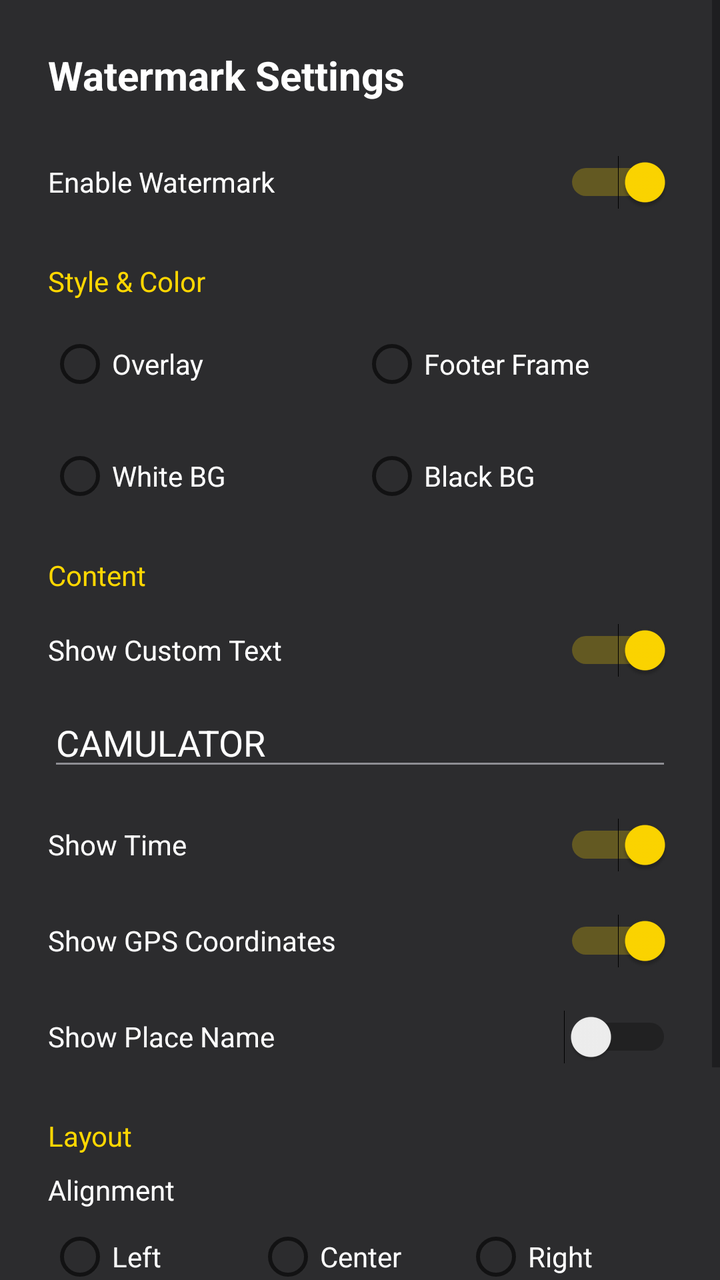
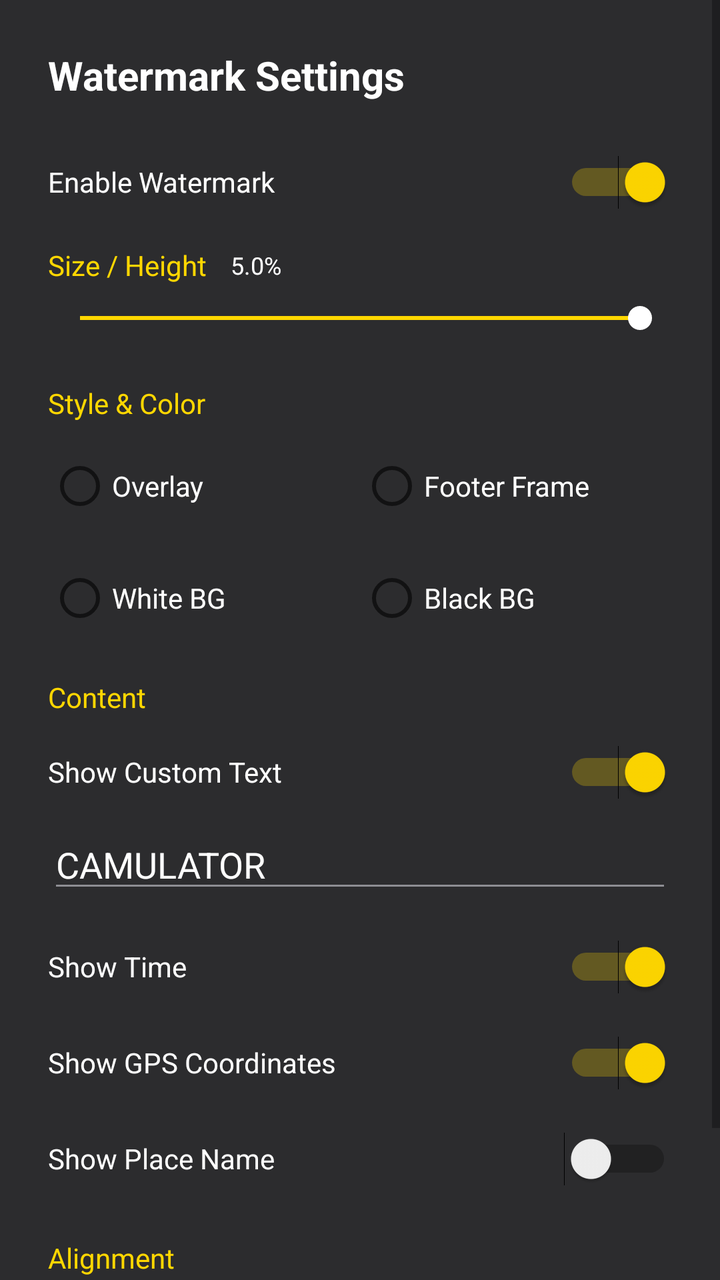

Compare the two renders of this Android layout. The source of the first and the diff that turns it into the second are given below.
<!-- AndroidManifest.xml: application theme Theme.CamulatorPro -->
<!-- res/layout/dialog_watermark_settings.xml -->
<?xml version="1.0" encoding="utf-8"?>
<ScrollView xmlns:android="http://schemas.android.com/apk/res/android"
    android:layout_width="match_parent"
    android:layout_height="match_parent"
    android:background="#2C2C2E">

    <LinearLayout
        android:layout_width="match_parent"
        android:layout_height="wrap_content"
        android:orientation="vertical"
        android:padding="24dp">

        <TextView
            android:layout_width="wrap_content"
            android:layout_height="wrap_content"
            android:text="Watermark Settings"
            android:textColor="#FFFFFF"
            android:textSize="20sp"
            android:textStyle="bold"
            android:layout_marginBottom="16dp"/>

        <Switch
            android:id="@+id/swWatermarkEnabled"
            android:layout_width="match_parent"
            android:layout_height="wrap_content"
            android:text="Enable Watermark"
            android:textColor="#FFFFFF"
            android:checked="true"
            android:minHeight="48dp"/>

        
        <TextView
            android:layout_width="wrap_content"
            android:layout_height="wrap_content"
            android:text="Style &amp; Color"
            android:textColor="#FFD700"
            android:textSize="14sp"
            android:layout_marginTop="16dp"
            android:layout_marginBottom="8dp"/>

        <RadioGroup
            android:id="@+id/rgStyle"
            android:layout_width="match_parent"
            android:layout_height="wrap_content"
            android:orientation="horizontal"
            android:layout_marginBottom="8dp">
            
            <RadioButton
                android:id="@+id/rbStyleOverlay"
                android:layout_width="0dp"
                android:layout_weight="1"
                android:layout_height="wrap_content"
                android:text="Overlay"
                android:textColor="#FFFFFF"/>
                
            <RadioButton
                android:id="@+id/rbStyleFooter"
                android:layout_width="0dp"
                android:layout_weight="1"
                android:layout_height="wrap_content"
                android:text="Footer Frame"
                android:textColor="#FFFFFF"/>
        </RadioGroup>

        <RadioGroup
            android:id="@+id/rgBgColor"
            android:layout_width="match_parent"
            android:layout_height="wrap_content"
            android:orientation="horizontal"
            android:layout_marginBottom="8dp">
            
            <RadioButton
                android:id="@+id/rbBgWhite"
                android:layout_width="0dp"
                android:layout_weight="1"
                android:layout_height="wrap_content"
                android:text="White BG"
                android:textColor="#FFFFFF"/>
                
            <RadioButton
                android:id="@+id/rbBgBlack"
                android:layout_width="0dp"
                android:layout_weight="1"
                android:layout_height="wrap_content"
                android:text="Black BG"
                android:textColor="#FFFFFF"/>
        </RadioGroup>

        
        <TextView
            android:layout_width="wrap_content"
            android:layout_height="wrap_content"
            android:text="Content"
            android:textColor="#FFD700"
            android:textSize="14sp"
            android:layout_marginTop="8dp"
            android:layout_marginBottom="4dp"/>

        <Switch
            android:id="@+id/swShowLogo"
            android:layout_width="match_parent"
            android:layout_height="wrap_content"
            android:text="Show Custom Text"
            android:textColor="#FFFFFF"
            android:checked="true"
            android:minHeight="48dp"/>

        <EditText
            android:id="@+id/etCustomText"
            android:layout_width="match_parent"
            android:layout_height="wrap_content"
            android:hint="Enter Logo Text"
            android:text="CAMULATOR"
            android:textColor="#FFFFFF"
            android:textColorHint="#8E8E93"
            android:backgroundTint="#8E8E93"
            android:layout_marginBottom="8dp"/>

        <Switch
            android:id="@+id/swShowTime"
            android:layout_width="match_parent"
            android:layout_height="wrap_content"
            android:text="Show Time"
            android:textColor="#FFFFFF"
            android:checked="true"
            android:minHeight="48dp"/>

        <Switch
            android:id="@+id/swShowCoords"
            android:layout_width="match_parent"
            android:layout_height="wrap_content"
            android:text="Show GPS Coordinates"
            android:textColor="#FFFFFF"
            android:checked="true"
            android:minHeight="48dp"/>

        <Switch
            android:id="@+id/swShowPlace"
            android:layout_width="match_parent"
            android:layout_height="wrap_content"
            android:text="Show Place Name"
            android:textColor="#FFFFFF"
            android:checked="false"
            android:minHeight="48dp"/>

        
        <TextView
            android:layout_width="wrap_content"
            android:layout_height="wrap_content"
            android:text="Layout"
            android:textColor="#FFD700"
            android:textSize="14sp"
            android:layout_marginTop="16dp"
            android:layout_marginBottom="8dp"/>

        <TextView
            android:layout_width="wrap_content"
            android:layout_height="wrap_content"
            android:text="Alignment"
            android:textColor="#FFFFFF"/>

        <RadioGroup
            android:id="@+id/rgPosition"
            android:layout_width="match_parent"
            android:layout_height="wrap_content"
            android:orientation="horizontal"
            android:layout_marginBottom="8dp">
            
            <RadioButton
                android:id="@+id/rbPosLeft"
                android:layout_width="0dp"
                android:layout_weight="1"
                android:layout_height="wrap_content"
                android:text="Left"
                android:textColor="#FFFFFF"/>
                
            <RadioButton
                android:id="@+id/rbPosCenter"
                android:layout_width="0dp"
                android:layout_weight="1"
                android:layout_height="wrap_content"
                android:text="Center"
                android:textColor="#FFFFFF"/>
                
            <RadioButton
                android:id="@+id/rbPosRight"
                android:layout_width="0dp"
                android:layout_weight="1"
                android:layout_height="wrap_content"
                android:text="Right"
                android:textColor="#FFFFFF"/>
        </RadioGroup>

        <TextView
            android:layout_width="wrap_content"
            android:layout_height="wrap_content"
            android:text="Text Size"
            android:textColor="#FFFFFF"/>
            
        <RadioGroup
            android:id="@+id/rgTextSize"
            android:layout_width="match_parent"
            android:layout_height="wrap_content"
            android:orientation="horizontal"
            android:layout_marginBottom="16dp">
            
            <RadioButton
                android:id="@+id/rbSmall"
                android:layout_width="0dp"
                android:layout_weight="1"
                android:layout_height="wrap_content"
                android:text="S"
                android:textColor="#FFFFFF"/>
                
            <RadioButton
                android:id="@+id/rbMedium"
                android:layout_width="0dp"
                android:layout_weight="1"
                android:layout_height="wrap_content"
                android:text="M"
                android:textColor="#FFFFFF"/>
                
            <RadioButton
                android:id="@+id/rbLarge"
                android:layout_width="0dp"
                android:layout_weight="1"
                android:layout_height="wrap_content"
                android:text="L"
                android:textColor="#FFFFFF"/>
        </RadioGroup>

    </LinearLayout>
</ScrollView>
<!-- resources referenced by this layout -->
<resources>
  <style name="Theme.CamulatorPro" parent="Theme.MaterialComponents.DayNight.NoActionBar">
          <item name="colorPrimary">#1C1C1E</item>
          <item name="colorPrimaryVariant">#000000</item>
          <item name="colorOnPrimary">#FFFFFF</item>
          <item name="colorSecondary">#FFD700</item>
          <item name="colorOnSecondary">#000000</item>
          <item name="android:statusBarColor">#000000</item>
          <item name="android:navigationBarColor">#000000</item>
      </style>
</resources>

<!-- the commit's change to res/layout/dialog_watermark_settings.xml (unified diff, before → after) -->
@@ -27,6 +27,42 @@
             android:textColor="#FFFFFF"
             android:checked="true"
             android:minHeight="48dp"/>
+            
+        
+        <LinearLayout
+            android:layout_width="match_parent"
+            android:layout_height="wrap_content"
+            android:orientation="horizontal"
+            android:gravity="center_vertical"
+            android:layout_marginTop="8dp">
+            
+            <TextView
+                android:layout_width="wrap_content"
+                android:layout_height="wrap_content"
+                android:text="Size / Height"
+                android:textColor="#FFD700"
+                android:textSize="14sp"/>
+                
+            <TextView
+                android:id="@+id/tvSizeValue"
+                android:layout_width="wrap_content"
+                android:layout_height="wrap_content"
+                android:text="5.0%"
+                android:textColor="#FFFFFF"
+                android:textSize="12sp"
+                android:layout_marginStart="12dp"/>
+        </LinearLayout>
+
+        <SeekBar
+            android:id="@+id/sbWatermarkSize"
+            android:layout_width="match_parent"
+            android:layout_height="wrap_content"
+            android:max="50"
+            android:progress="50"
+            android:progressTint="#FFD700"
+            android:thumbTint="#FFFFFF"
+            android:layout_marginTop="8dp"
+            android:layout_marginBottom="16dp"/>
 
         
         <TextView
@@ -35,7 +71,7 @@
             android:text="Style &amp; Color"
             android:textColor="#FFD700"
             android:textSize="14sp"
-            android:layout_marginTop="16dp"
+            android:layout_marginTop="8dp"
             android:layout_marginBottom="8dp"/>
 
         <RadioGroup
@@ -147,18 +183,12 @@
         <TextView
             android:layout_width="wrap_content"
             android:layout_height="wrap_content"
-            android:text="Layout"
+            android:text="Alignment"
             android:textColor="#FFD700"
             android:textSize="14sp"
             android:layout_marginTop="16dp"
             android:layout_marginBottom="8dp"/>
 
-        <TextView
-            android:layout_width="wrap_content"
-            android:layout_height="wrap_content"
-            android:text="Alignment"
-            android:textColor="#FFFFFF"/>
-
         <RadioGroup
             android:id="@+id/rgPosition"
             android:layout_width="match_parent"
@@ -191,43 +221,7 @@
                 android:textColor="#FFFFFF"/>
         </RadioGroup>
 
-        <TextView
-            android:layout_width="wrap_content"
-            android:layout_height="wrap_content"
-            android:text="Text Size"
-            android:textColor="#FFFFFF"/>
-            
-        <RadioGroup
-            android:id="@+id/rgTextSize"
-            android:layout_width="match_parent"
-            android:layout_height="wrap_content"
-            android:orientation="horizontal"
-            android:layout_marginBottom="16dp">
-            
-            <RadioButton
-                android:id="@+id/rbSmall"
-                android:layout_width="0dp"
-                android:layout_weight="1"
-                android:layout_height="wrap_content"
-                android:text="S"
-                android:textColor="#FFFFFF"/>
-                
-            <RadioButton
-                android:id="@+id/rbMedium"
-                android:layout_width="0dp"
-                android:layout_weight="1"
-                android:layout_height="wrap_content"
-                android:text="M"
-                android:textColor="#FFFFFF"/>
-                
-            <RadioButton
-                android:id="@+id/rbLarge"
-                android:layout_width="0dp"
-                android:layout_weight="1"
-                android:layout_height="wrap_content"
-                android:text="L"
-                android:textColor="#FFFFFF"/>
-        </RadioGroup>
+        
 
     </LinearLayout>
 </ScrollView>
